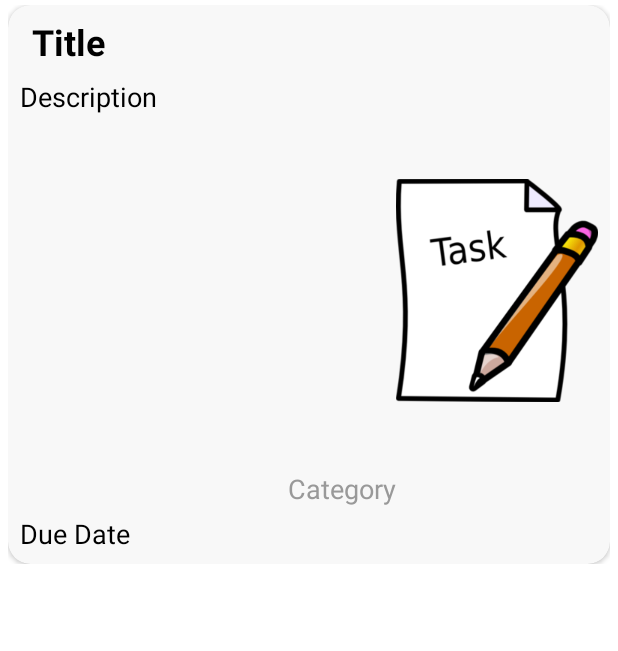
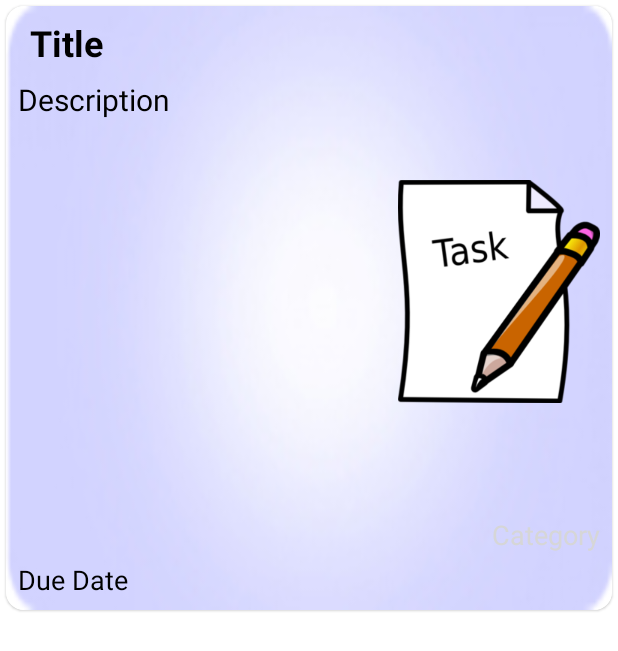
Before and after one commit to Team-Sundry-Lambton/Task_TeamSundry_Android_MAD4124, an Android app: the layout task_row.xml on its own in the app's theme, with its tools: preview values and no code run, on a phone screen of 412 x 824 dp. Shown: the top 651 px of the screen. Run offline under Robolectric (Android 15) with nearby library versions, the light colour scheme and no system bars.

Commit message:
Task list cell design

```diff
--- a/app/src/main/java/mad4124/team_sundry/task/adapter/TaskRecyclerViewAdapter.java
+++ b/app/src/main/java/mad4124/team_sundry/task/adapter/TaskRecyclerViewAdapter.java
@@ -94,7 +94,7 @@ public class TaskRecyclerViewAdapter extends RecyclerView.Adapter<TaskRecyclerVi
                 binding.dueDateRow.setVisibility(View.VISIBLE);
             }
             else {
-                binding.dueDateRow.setVisibility(View.INVISIBLE);
+                binding.dueDateRow.setVisibility(View.GONE);
             }
             if(mediaFiles.size() > 0) {
                 binding.imageView.setVisibility(View.VISIBLE);
@@ -105,7 +105,7 @@ public class TaskRecyclerViewAdapter extends RecyclerView.Adapter<TaskRecyclerVi
                     binding.imageView.setBackgroundResource(R.drawable.ic_audio);
                 }
             }else {
-                binding.imageView.setVisibility(View.INVISIBLE);
+                binding.imageView.setVisibility(View.GONE);
             }
         }
 
--- a/app/src/main/java/mad4124/team_sundry/task/ui/task/TaskListFragment.java
+++ b/app/src/main/java/mad4124/team_sundry/task/ui/task/TaskListFragment.java
@@ -126,7 +126,6 @@ public class TaskListFragment extends Fragment implements TaskRecyclerViewAdapte
             }
             return false;
         });
-
         binding.optionMenu.setOnClickListener(new View.OnClickListener() {
 
             @Override
@@ -184,8 +183,10 @@ public class TaskListFragment extends Fragment implements TaskRecyclerViewAdapte
                     taskList = tasks;
             if (taskList.size() > 0) {
                 binding.emptyView.setVisibility(View.INVISIBLE);
+                binding.optionMenu.setVisibility(View.VISIBLE);
             }else {
                 binding.emptyView.setVisibility(View.VISIBLE);
+                binding.optionMenu.setVisibility(View.GONE);
             }
             adapter.setDataList(taskList);
             adapter.notifyDataSetChanged();
--- a/app/src/main/res/layout/task_row.xml
+++ b/app/src/main/res/layout/task_row.xml
@@ -1,26 +1,29 @@
 <?xml version="1.0" encoding="utf-8"?>
-<androidx.constraintlayout.widget.ConstraintLayout xmlns:android="http://schemas.android.com/apk/res/android"
-    xmlns:app="http://schemas.android.com/apk/res-auto"
+<com.google.android.material.card.MaterialCardView
+android:id="@+id/cardView_adapter"
+xmlns:android="http://schemas.android.com/apk/res/android"
 android:layout_width="match_parent"
 android:layout_height="wrap_content"
-    android:layout_marginHorizontal="5dp"
-    android:layout_marginVertical="3dp">
+xmlns:app="http://schemas.android.com/apk/res-auto"
+android:layout_marginLeft="4dp"
+android:layout_marginRight="4dp"
+android:layout_marginTop="4dp"
+android:layout_marginBottom="4dp"
+android:transitionName="ExampleTransition"
+app:cardBackgroundColor="@color/white"
+app:cardCornerRadius="12dp">
 
-    <androidx.cardview.widget.CardView
+
+<FrameLayout
     android:layout_width="match_parent"
     android:layout_height="wrap_content"
-        android:backgroundTint="#F8F8F8"
-        app:cardCornerRadius="15dp"
-        app:layout_constraintEnd_toEndOf="parent"
-        app:layout_constraintStart_toStartOf="parent"
-        app:layout_constraintTop_toTopOf="parent">
-
-
+    >
     <LinearLayout
         android:layout_width="match_parent"
-            android:layout_height="match_parent"
+        android:layout_height="wrap_content"
         android:orientation="vertical"
         android:padding="8dp"
+        android:background="@drawable/ic_card_bg"
         android:paddingHorizontal="10dp">
 
         <TextView
@@ -39,41 +42,28 @@
             android:layout_height="wrap_content"
             android:orientation="horizontal">
 
-
-
             <LinearLayout
                 android:layout_width="match_parent"
-                    android:layout_height="match_parent"
+                android:layout_height="wrap_content"
                 android:layout_weight="1"
                 android:orientation="vertical">
 
                 <LinearLayout
                     android:layout_width="match_parent"
-                        android:layout_height="match_parent"
+                    android:layout_height="wrap_content"
                     android:orientation="vertical"
                     android:paddingTop="8dp">
 
                     <TextView
                         android:id="@+id/task_description_row"
                         android:layout_width="match_parent"
-                            android:layout_height="0dp"
+                        android:layout_height="wrap_content"
                         android:layout_weight="1"
                         android:backgroundTint="@color/theme_color"
                         android:text="@string/description_row"
                         android:textColor="@color/black"
-                            android:textSize="18sp" />
+                        android:textSize="20sp" />
 
-                        <TextView
-                            android:id="@+id/category_row"
-                            android:layout_width="match_parent"
-                            android:layout_height="30dp"
-                            android:layout_gravity="bottom"
-                            android:backgroundTint="@color/theme_color"
-                            android:paddingStart="8dp"
-                            android:text="@string/category_row"
-                            android:textAlignment="textEnd"
-                            android:textColor="#999999"
-                            android:textSize="18sp" />
 
                 </LinearLayout>
 
@@ -88,6 +78,16 @@
                 android:visibility="visible"
                 app:srcCompat="@drawable/ic_task" />
         </LinearLayout>
+        <TextView
+            android:id="@+id/category_row"
+            android:layout_width="match_parent"
+            android:layout_height="30dp"
+            android:backgroundTint="@color/theme_color"
+            android:paddingStart="8dp"
+            android:text="@string/category_row"
+            android:textAlignment="textEnd"
+            android:textColor="@color/quantum_grey600"
+            android:textSize="18sp" />
 
         <LinearLayout
             android:layout_width="match_parent"
@@ -112,6 +112,5 @@
                 android:visibility="gone" />
         </LinearLayout>
     </LinearLayout>
-    </androidx.cardview.widget.CardView>
-
-</androidx.constraintlayout.widget.ConstraintLayout>
+</FrameLayout>
+</com.google.android.material.card.MaterialCardView>
```
Also changed, not shown: app/src/main/res/drawable/ic_card_bg.jpg (added). Lines whose indentation alone changed are shown as unchanged.
